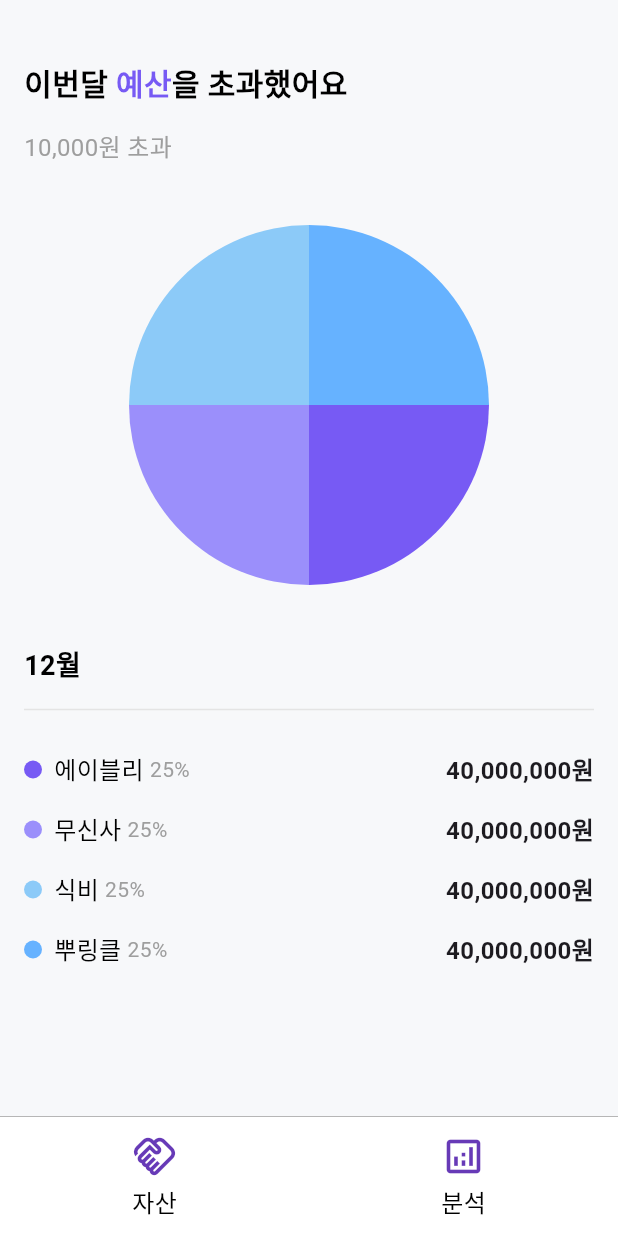
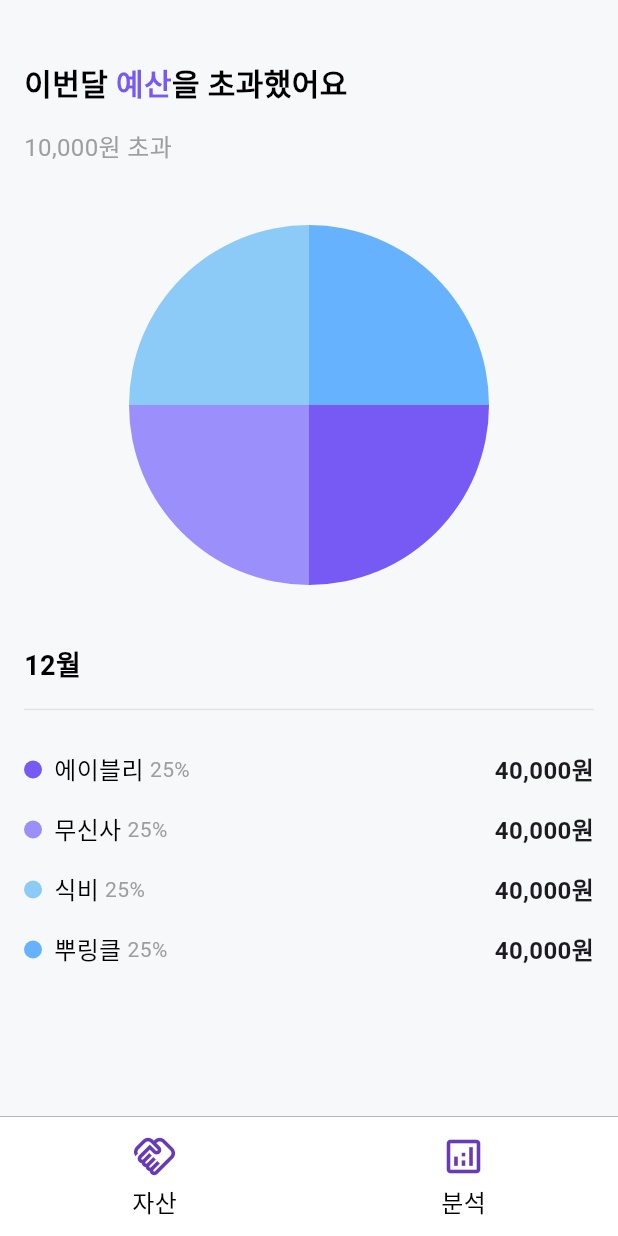
Before and after one commit to kimsiyeon0223/Mmmm, a Flutter app: the AnalysisScreen screen opened directly, on a phone screen of 412 x 824 dp. Run offline on Flutter 3.47's test engine with Material 3 defaults, Android fonts, the light colour scheme and no system bars.

Commit message:
분석페이지 데이터 수정

```diff
--- a/lib/screens/analysis.dart
+++ b/lib/screens/analysis.dart
@@ -85,14 +85,10 @@ class AnalysisScreen extends StatelessWidget {
               const SizedBox(height: 12),
               Column(
                 children: [
-                  buildExpenseItem(
-                      '에이블리', '40,000,000원', const Color(0xFF775AF4)),
-                  buildExpenseItem(
-                      '무신사', '40,000,000원', const Color(0xFF9B8FFB)),
-                  buildExpenseItem(
-                      '식비', '40,000,000원', const Color(0xFF8CCAF8)),
-                  buildExpenseItem(
-                      '뿌링클', '40,000,000원', const Color(0xFF66B2FF)),
+                  buildExpenseItem('에이블리', '40,000원', const Color(0xFF775AF4)),
+                  buildExpenseItem('무신사', '40,000원', const Color(0xFF9B8FFB)),
+                  buildExpenseItem('식비', '40,000원', const Color(0xFF8CCAF8)),
+                  buildExpenseItem('뿌링클', '40,000원', const Color(0xFF66B2FF)),
                 ],
               ),
               const SizedBox(height: 80),
```
